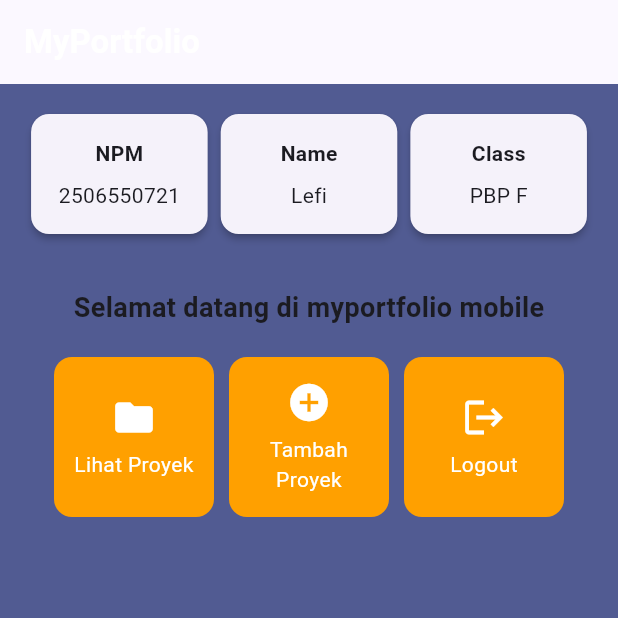
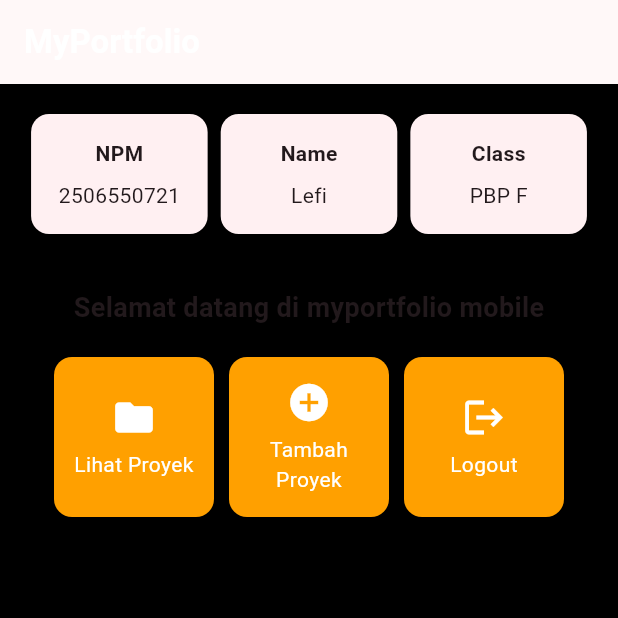
Before and after one commit to Leficullen/myportfolio_mobile, a Flutter app: the screen it shows after launch, on a phone screen of 412 x 824 dp, the top half of it. Run offline on Flutter 3.47's test engine with Material 3 defaults, Android fonts, the phone set to English and light mode, and no system bars.

Commit message:
chore: change theme color scheme to black

```diff
--- a/lib/main.dart
+++ b/lib/main.dart
@@ -30,7 +30,8 @@ class MyApp extends StatelessWidget {
         // This works for code too, not just values: Most code changes can be
         // tested with just a hot reload.
         colorScheme: ColorScheme.fromSeed(
-          seedColor: Colors.indigo,
+          primary: Colors.black,
+          seedColor: Colors.black,
           secondary: Colors.amber[700]
           ),
           useMaterial3: true,
```
